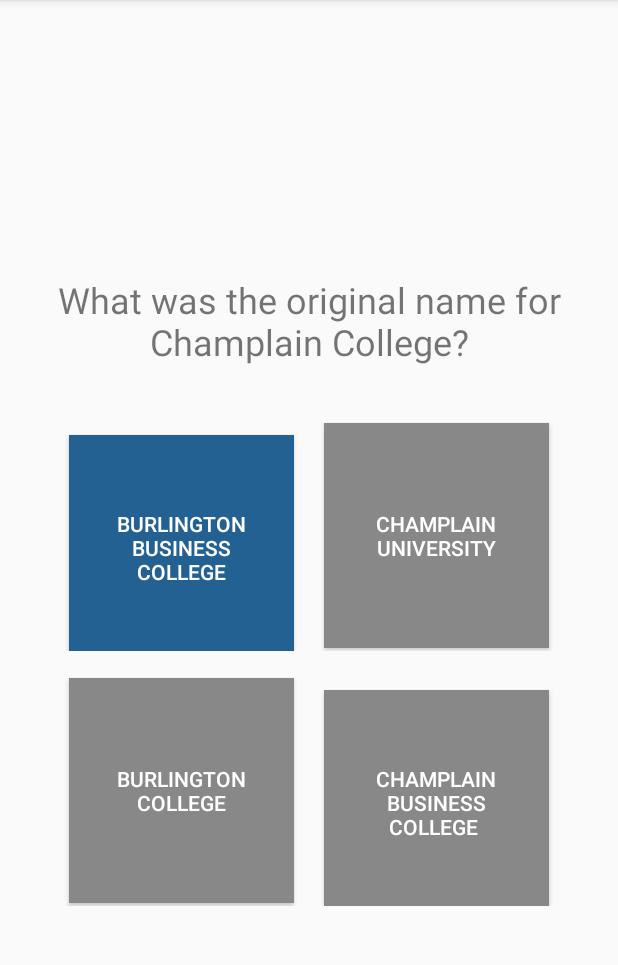
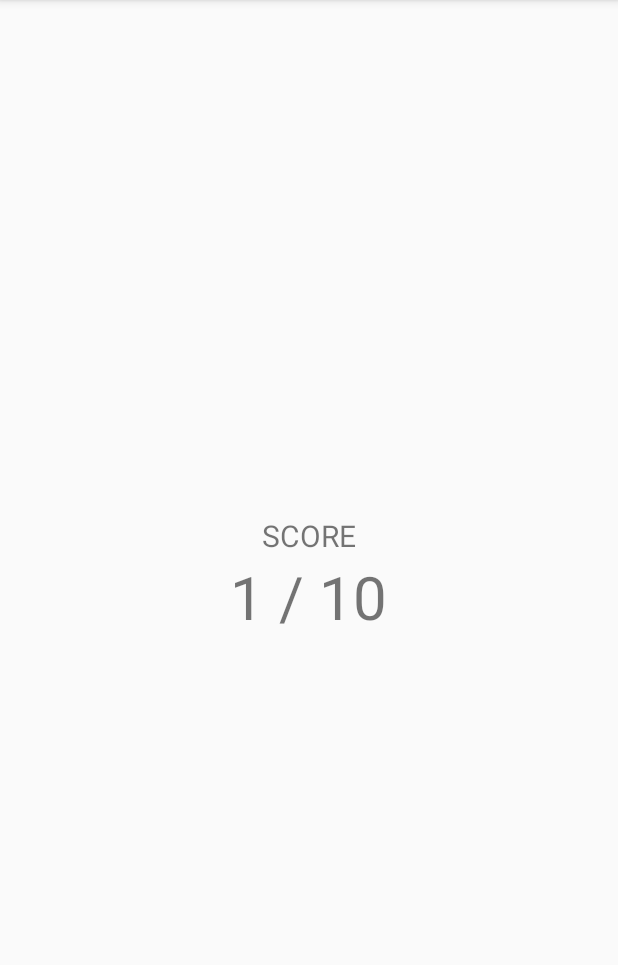
Before and after one commit to codeWonderland/champlain-trivia, an Android app: the QuizActivity screen opened directly, with no data from a screen before it, after a tap on "SUBMIT ✓", on a phone screen of 412 x 824 dp, the part 84-1049 px from its top. Run offline under Robolectric (Android 15) with nearby library versions, the phone set to English and light mode, and no system bars; 1 statement that could not run was skipped; 3 other taps on this screen came first.

Commit message:
results screen built

```diff
--- a/app/src/main/AndroidManifest.xml
+++ b/app/src/main/AndroidManifest.xml
@@ -25,6 +25,7 @@
 
         </activity>
         <activity android:name=".controller.QuizActivity" />
+        <activity android:name=".controller.QuizResults" />
 
     </application>
 
--- a/app/src/main/java/us/cyosp/codewonderland/champlaintrivia/controller/QuizActivity.kt
+++ b/app/src/main/java/us/cyosp/codewonderland/champlaintrivia/controller/QuizActivity.kt
@@ -1,5 +1,6 @@
 package us.cyosp.codewonderland.champlaintrivia.controller
 
+import android.app.Activity
 import android.content.Context
 import android.content.Intent
 import android.graphics.Color
@@ -16,6 +17,10 @@ import us.cyosp.codewonderland.champlaintrivia.model.Quiz
 import java.lang.Exception
 
 class QuizActivity : AppCompatActivity() {
+
+    private val TAG: String = "QuizActivity"
+    private val REQUEST_CODE_RESULTS = 0
+
 
     private var mQuiz: Quiz? = null
     private var mPrompt: TextView? = null
@@ -120,7 +125,7 @@ class QuizActivity : AppCompatActivity() {
             Toast.makeText(this, result.toString(), Toast.LENGTH_SHORT).show()
             // TODO: Add sound response to answer
 
-            if (mQuiz!!.onLastQuestion()) {
+            if (mQuiz!!.isLastQuestion()) {
                 mNext!!.setText(R.string.submit_button)
             }
 
@@ -131,18 +136,37 @@ class QuizActivity : AppCompatActivity() {
 
     private fun setNextListener() {
         mNext!!.setOnClickListener {
+            /*
+            determine if we are on the last question
+            then do appropriate setup and scene change
+             */
             mNext!!.visibility = View.GONE
 
-            if (mQuiz!!.onLastQuestion()) {
-                // TODO: Submit Quiz
-                Log.d("QuizActivity", "in conditional")
+            if (mQuiz!!.isLastQuestion()) {
+                /*
+                create intent with score and start
+                results activity with intent
+                 */
+
+                val intent = QuizResults.Intent.newIntent(this, mQuiz!!.getScore())
+                startActivityForResult(intent, REQUEST_CODE_RESULTS)
+
             } else {
+                /*
+                if not the last question we do
+                some setup then reset the stage
+                */
                 mQuestion = mQuiz!!.nextQuestion()
 
                 for (answer in mAnswers) {
+                    /*
+                    return answer buttons to
+                    blue and make them visible
+                     */
                     answer.setBackgroundColor(Color.parseColor("#236192"))
                     answer.visibility = View.VISIBLE
                 }
+
                 setQuestion()
             }
         }
@@ -151,4 +175,15 @@ class QuizActivity : AppCompatActivity() {
     private fun clearListener(button: Button) {
         button.setOnClickListener(null)
     }
+
+    @Override
+    private fun onActivityResult(requestCode: Int, resultCode: Int) {
+        if (resultCode != Activity.RESULT_OK) {
+            return
+        }
+
+        if (requestCode == this.REQUEST_CODE_RESULTS) {
+            setResult(Activity.RESULT_OK)
+        }
+    }
 }
--- /dev/null
+++ b/app/src/main/java/us/cyosp/codewonderland/champlaintrivia/controller/QuizResults.kt
@@ -0,0 +1,40 @@
+package us.cyosp.codewonderland.champlaintrivia.controller
+
+import android.content.Context
+import android.content.Intent
+import android.os.Bundle
+import android.support.v7.app.AppCompatActivity
+import android.widget.TextView
+import us.cyosp.codewonderland.champlaintrivia.R
+
+class QuizResults : AppCompatActivity() {
+
+    object Intent {
+        const val EXTRA_QUIZ_RESULTS: String =
+                "us.cyosp.codewonderland.champlaintrivia.quiz_results"
+
+        fun newIntent(packageContext: Context, quizResults: Int): android.content.Intent {
+            val intent = Intent(packageContext, QuizResults::class.java)
+            intent.putExtra(EXTRA_QUIZ_RESULTS, quizResults)
+            return intent
+        }
+    }
+
+    private var mScore: Int = 0
+    private var mScoreView: TextView? = null
+    private var mResultsPrompt: TextView? = null
+
+    override fun onCreate(savedInstanceState: Bundle?) {
+        super.onCreate(savedInstanceState)
+        setContentView(R.layout.quiz_results)
+
+        mScore = this.intent!!.extras!!.getInt(QuizResults.Intent.EXTRA_QUIZ_RESULTS)
+
+        mScoreView = findViewById(R.id.score)
+        mResultsPrompt = findViewById(R.id.results_prompt)
+
+        mScoreView!!.text = mScore.toString()
+
+
+    }
+}
--- a/app/src/main/java/us/cyosp/codewonderland/champlaintrivia/model/Quiz.kt
+++ b/app/src/main/java/us/cyosp/codewonderland/champlaintrivia/model/Quiz.kt
@@ -25,11 +25,15 @@ class Quiz(val mName: String) {
         return getQuestion()
     }
 
-    fun onLastQuestion() : Boolean {
+    fun isLastQuestion() : Boolean {
         return mCurrentQuestion == mQuestions.size - 1
     }
 
-    fun checkScore() : Int {
+    fun numQuestions() : Int {
+        return mQuestions.size
+    }
+
+    fun getScore() : Int {
         return mScore
     }
 
--- /dev/null
+++ b/app/src/main/java/us/cyosp/codewonderland/champlaintrivia/model/Score.kt
@@ -0,0 +1 @@
+package us.cyosp.codewonderland.champlaintrivia.model
--- a/app/src/main/res/layout/quiz.xml
+++ b/app/src/main/res/layout/quiz.xml
@@ -13,13 +13,13 @@
         android:textAlignment="center"
         android:textAllCaps="false"
         android:textSize="24sp"
-        android:layout_margin="20dp"/>
+        android:layout_margin="20dp" />
 
     <LinearLayout
         android:orientation="horizontal"
         android:layout_height="wrap_content"
         android:layout_width="match_parent"
-        android:gravity="center_horizontal">
+        android:gravity="center">
 
         <Button
             android:id="@+id/answer0"
@@ -40,13 +40,15 @@
             android:textColor="#fff"
             android:layout_margin="10dp"
             android:text="@string/tmp_answer" />
+
     </LinearLayout>
 
     <LinearLayout
         android:orientation="horizontal"
         android:layout_height="wrap_content"
         android:layout_width="match_parent"
-        android:gravity="center_horizontal">
+        android:gravity="center">
+
         <Button
             android:id="@+id/answer2"
             android:layout_width="150dp"
@@ -73,7 +75,7 @@
         android:orientation="horizontal"
         android:layout_width="wrap_content"
         android:layout_height="wrap_content"
-        android:gravity="center_horizontal">
+        android:gravity="center">
 
         <Button
             android:id="@+id/hintButton"
@@ -81,7 +83,7 @@
             android:layout_height="wrap_content"
             android:background="#00a9e0"
             android:textColor="#fff"
-            android:text="@string/hint"/>
+            android:text="@string/hint" />
 
         <Button
             android:id="@+id/nextButton"
@@ -90,7 +92,8 @@
             android:background="#00a9e0"
             android:textColor="#fff"
             android:visibility="gone"
-            android:text="@string/next_button"/>
+            android:text="@string/next_button" />
+
     </LinearLayout>
 
 </LinearLayout>
--- /dev/null
+++ b/app/src/main/res/layout/quiz_results.xml
@@ -0,0 +1,62 @@
+<?xml version="1.0" encoding="utf-8"?>
+<LinearLayout xmlns:android="http://schemas.android.com/apk/res/android"
+    xmlns:tools="http://schemas.android.com/tools"
+    android:orientation="vertical"
+    android:layout_width="match_parent"
+    android:layout_height="match_parent"
+    android:gravity="center">
+
+    <TextView
+        android:id="@+id/results_prompt"
+        android:layout_height="wrap_content"
+        android:layout_width="wrap_content"
+        android:text="@string/score_prompt"
+        android:textAlignment="center"
+        android:textSize="20sp" />
+
+    <LinearLayout
+        android:layout_width="wrap_content"
+        android:layout_height="wrap_content"
+        android:gravity="center"
+        android:orientation="horizontal">
+
+        <TextView
+            android:id="@+id/score"
+            android:layout_width="wrap_content"
+            android:layout_height="wrap_content"
+            android:textSize="40sp"/>
+
+        <TextView
+            android:layout_width="wrap_content"
+            android:layout_height="wrap_content"
+            android:textSize="40sp"
+            android:text=" / 10"
+            tools:ignore="HardcodedText" />
+
+    </LinearLayout>
+
+    <LinearLayout
+        android:layout_width="wrap_content"
+        android:layout_height="wrap_content"
+        android:orientation="vertical"
+        android:visibility="gone">
+
+        <EditText
+            android:id="@+id/username"
+            android:layout_width="match_parent"
+            android:layout_height="wrap_content"
+            android:ems="10"
+            android:inputType="textPersonName"
+            android:layout_margin="20dp"
+            android:textAlignment="center"
+            android:hint="@string/get_name" />
+
+        <Button
+            android:id="@+id/submit_username"
+            android:layout_width="wrap_content"
+            android:layout_height="wrap_content"
+            android:text="@string/submit_button" />
+
+    </LinearLayout>
+
+</LinearLayout>
--- a/app/src/main/res/values/strings.xml
+++ b/app/src/main/res/values/strings.xml
@@ -9,4 +9,6 @@
     <string name="tmp_answer">answer</string>
     <string name="tmp_question">question</string>
     <string name="hint">HINT</string>
+    <string name="score_prompt">SCORE</string>
+    <string name="get_name">give us a name for the scoreboard</string>
 </resources>
```
Also changed, not shown: app/src/main/assets/quiz_results.json (added, +56 -0 lines).
